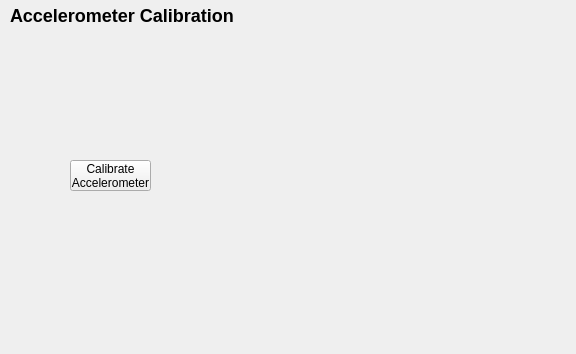
This is src/ui/configuration/AccelCalibrationConfig.ui in mavlink/qgroundcontrol as Qt 5 draws it before an edit. The edited form follows.
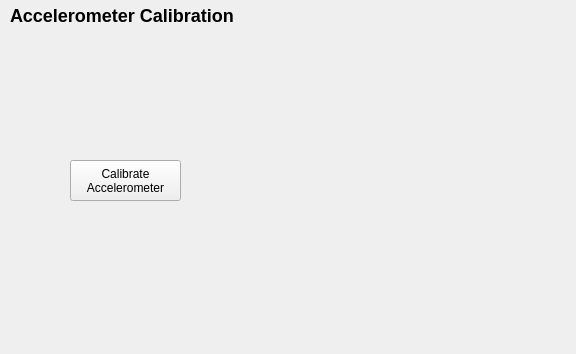
This is the edited form.

Commit message: Change for label sizes so text is not clipped

What changed in the file:
```diff
--- a/src/ui/configuration/AccelCalibrationConfig.ui
+++ b/src/ui/configuration/AccelCalibrationConfig.ui
@@ -34,8 +34,8 @@
     <rect>
      <x>70</x>
      <y>160</y>
-     <width>81</width>
-     <height>31</height>
+     <width>111</width>
+     <height>41</height>
     </rect>
    </property>
    <property name="text">
@@ -48,8 +48,8 @@
     <rect>
      <x>20</x>
      <y>50</y>
-     <width>211</width>
-     <height>91</height>
+     <width>311</width>
+     <height>101</height>
     </rect>
    </property>
    <property name="text">
```
